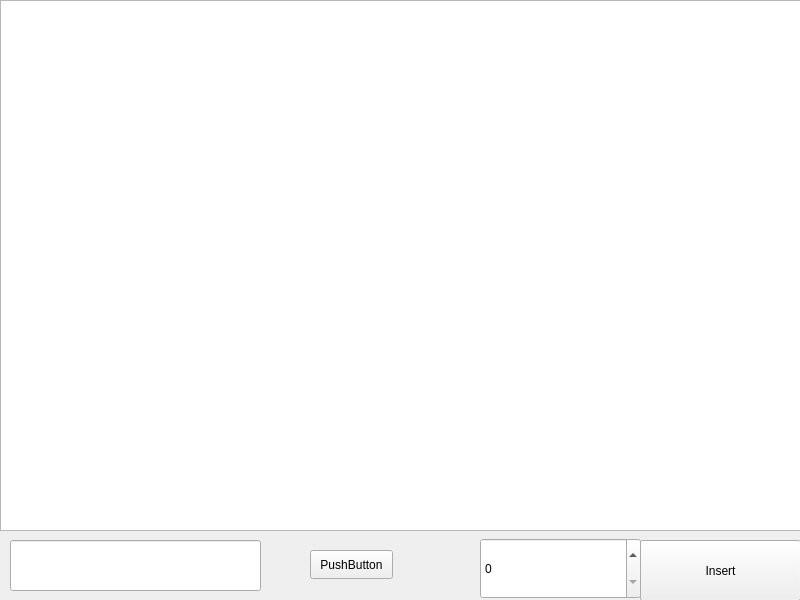
This is laboratory work/QT_labs/hashWidget/widget.ui in SAE-137/-Labs as Qt 5 draws it before an edit. The edited form follows.
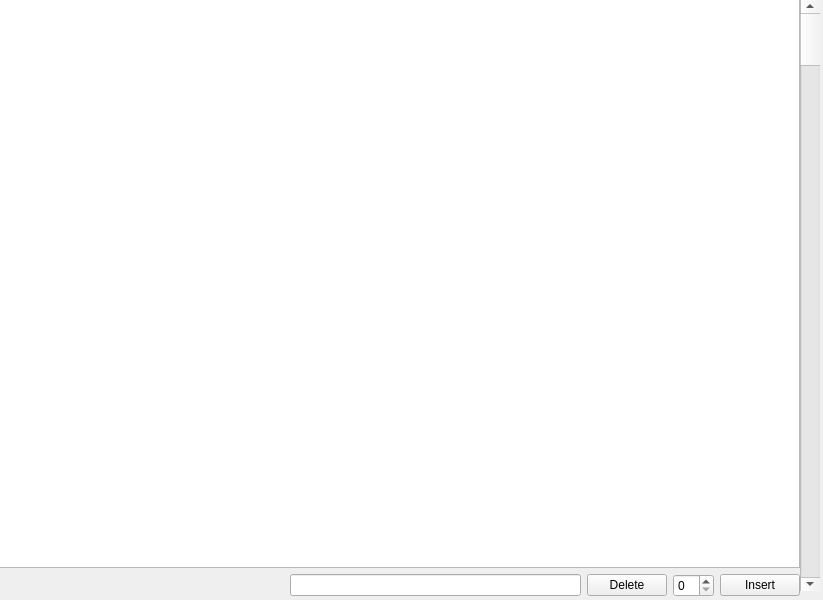
This is the edited form.

Commit message: some tree methods have been fixed (finding the minimum and maximum element and sorting the vector of keys), output of two trees to the qt form has been implemented, as well as deleting and adding keys by value

Patch:
```diff
--- a/laboratory work/QT_labs/hashWidget/widget.ui
+++ b/laboratory work/QT_labs/hashWidget/widget.ui
@@ -6,67 +6,76 @@
    <rect>
     <x>0</x>
     <y>0</y>
-    <width>800</width>
+    <width>823</width>
     <height>600</height>
    </rect>
   </property>
   <property name="windowTitle">
    <string>Widget</string>
   </property>
-  <widget class="QPushButton" name="pushButtonInsert">
+  <widget class="QWidget" name="verticalLayoutWidget">
    <property name="geometry">
     <rect>
-     <x>640</x>
-     <y>540</y>
-     <width>161</width>
-     <height>61</height>
-    </rect>
-   </property>
-   <property name="text">
-    <string>Insert</string>
-   </property>
-  </widget>
-  <widget class="QSpinBox" name="spinBoxKey">
-   <property name="geometry">
-    <rect>
-     <x>480</x>
-     <y>538</y>
-     <width>161</width>
-     <height>61</height>
-    </rect>
-   </property>
-  </widget>
-  <widget class="QGraphicsView" name="graphicsView">
-   <property name="geometry">
-    <rect>
-     <x>0</x>
-     <y>0</y>
+     <x>-1</x>
+     <y>-4</y>
      <width>801</width>
-     <height>531</height>
+     <height>601</height>
     </rect>
    </property>
+   <layout class="QVBoxLayout" name="verticalLayout">
+    <item>
+     <widget class="QGraphicsView" name="graphicsView"/>
+    </item>
+    <item>
+     <layout class="QHBoxLayout" name="horizontalLayout">
+      <item>
+       <spacer name="horizontalSpacer">
+        <property name="orientation">
+         <enum>Qt::Horizontal</enum>
+        </property>
+        <property name="sizeHint" stdset="0">
+         <size>
+          <width>40</width>
+          <height>20</height>
+         </size>
+        </property>
+       </spacer>
+      </item>
+      <item>
+       <widget class="QLineEdit" name="lineEditValue"/>
+      </item>
+      <item>
+       <widget class="QPushButton" name="pushButtonRemove">
+        <property name="text">
+         <string>Delete</string>
+        </property>
+       </widget>
+      </item>
+      <item>
+       <widget class="QSpinBox" name="spinBoxKey"/>
+      </item>
+      <item>
+       <widget class="QPushButton" name="pushButtonInsert">
+        <property name="text">
+         <string>Insert</string>
+        </property>
+       </widget>
+      </item>
+     </layout>
+    </item>
+   </layout>
   </widget>
-  <widget class="QLineEdit" name="lineEditValue">
+  <widget class="QScrollBar" name="verticalScrollBar">
    <property name="geometry">
     <rect>
-     <x>10</x>
-     <y>540</y>
-     <width>251</width>
-     <height>51</height>
+     <x>800</x>
+     <y>0</y>
+     <width>20</width>
+     <height>591</height>
     </rect>
    </property>
-  </widget>
-  <widget class="QPushButton" name="pushButtonRemove">
-   <property name="geometry">
-    <rect>
-     <x>310</x>
-     <y>550</y>
-     <width>83</width>
-     <height>29</height>
-    </rect>
-   </property>
-   <property name="text">
-    <string>PushButton</string>
+   <property name="orientation">
+    <enum>Qt::Vertical</enum>
    </property>
   </widget>
  </widget>
```
The commit also changes 22 other files.
